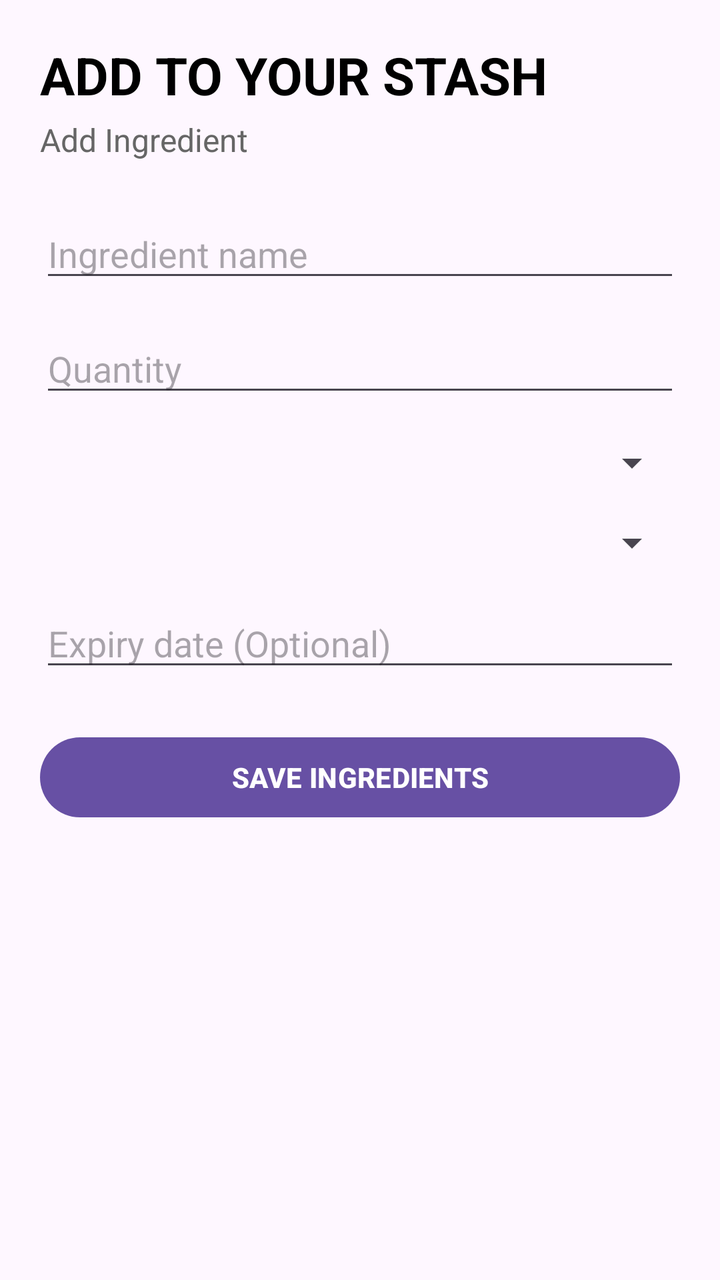
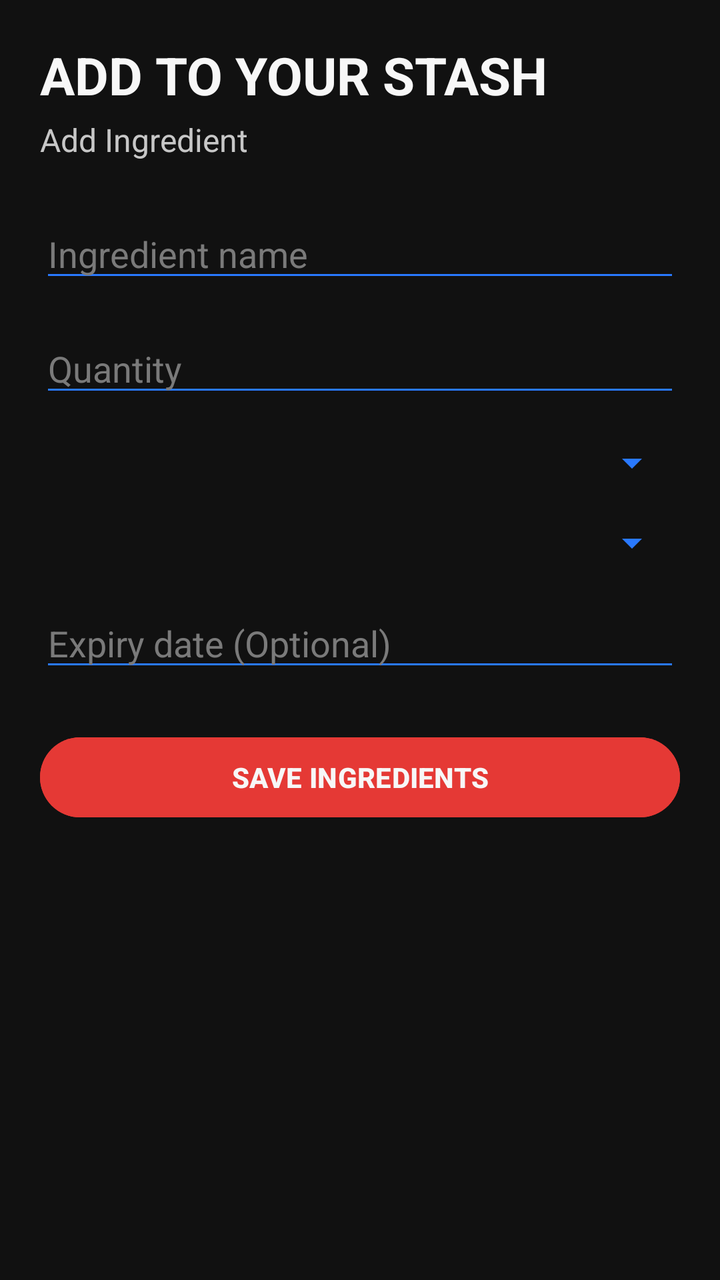

The first picture is an Android layout as it rendered before a commit; the second is the same layout after the commit. The layout source and the unified diff follow.
<!-- AndroidManifest.xml: application theme Theme.GotEmRecipes -->
<!-- res/layout/activity_add_edit_ingredient.xml -->
<?xml version="1.0" encoding="utf-8"?>
<androidx.constraintlayout.widget.ConstraintLayout
    xmlns:android="http://schemas.android.com/apk/res/android"
    xmlns:app="http://schemas.android.com/apk/res-auto"
    xmlns:tools="http://schemas.android.com/tools"
    android:layout_width="match_parent"
    android:layout_height="match_parent"
    android:padding="20dp"
    tools:context=".AddEditIngredientActivity">

    <TextView
        android:id="@+id/textAddIngredientTitle"
        android:layout_width="0dp"
        android:layout_height="wrap_content"
        android:text="ADD TO YOUR STASH"
        android:textSize="26sp"
        android:textStyle="bold"
        android:textColor="@android:color/black"
        app:layout_constraintTop_toTopOf="parent"
        app:layout_constraintStart_toStartOf="parent"
        app:layout_constraintEnd_toEndOf="parent" />

    <TextView
        android:id="@+id/textAddIngredientSubTitle"
        android:layout_width="0dp"
        android:layout_height="wrap_content"
        android:text="Add Ingredient"
        android:textSize="16sp"
        android:textColor="#666666"
        android:layout_marginTop="4dp"
        app:layout_constraintTop_toBottomOf="@+id/textAddIngredientTitle"
        app:layout_constraintStart_toStartOf="parent"
        app:layout_constraintEnd_toEndOf="parent" />

    <EditText
        android:id="@+id/editIngredientName"
        android:layout_width="0dp"
        android:layout_height="wrap_content"
        android:hint="Ingredient name"
        android:inputType="textCapWords"
        android:layout_marginTop="24dp"
        app:layout_constraintTop_toBottomOf="@+id/textAddIngredientSubTitle"
        app:layout_constraintStart_toStartOf="parent"
        app:layout_constraintEnd_toEndOf="parent" />

    <EditText
        android:id="@+id/editIngredientQuantity"
        android:layout_width="0dp"
        android:layout_height="wrap_content"
        android:hint="Quantity"
        android:inputType="numberDecimal"
        android:layout_marginTop="16dp"
        app:layout_constraintTop_toBottomOf="@+id/editIngredientName"
        app:layout_constraintStart_toStartOf="parent"
        app:layout_constraintEnd_toEndOf="parent" />

    <Spinner
        android:id="@+id/spinnerMeasurementUnit"
        android:layout_width="0dp"
        android:layout_height="wrap_content"
        android:layout_marginTop="16dp"
        app:layout_constraintTop_toBottomOf="@+id/editIngredientQuantity"
        app:layout_constraintStart_toStartOf="parent"
        app:layout_constraintEnd_toEndOf="parent" />

    <Spinner
        android:id="@+id/spinnerIngredientCategory"
        android:layout_width="0dp"
        android:layout_height="wrap_content"
        android:layout_marginTop="16dp"
        app:layout_constraintTop_toBottomOf="@+id/spinnerMeasurementUnit"
        app:layout_constraintStart_toStartOf="parent"
        app:layout_constraintEnd_toEndOf="parent" />

    <EditText
        android:id="@+id/editExpiryDate"
        android:layout_width="0dp"
        android:layout_height="wrap_content"
        android:hint="Expiry date (Optional)"
        android:focusable="false"
        android:clickable="true"
        android:focusableInTouchMode="false"
        android:layout_marginTop="16dp"
        app:layout_constraintTop_toBottomOf="@+id/spinnerIngredientCategory"
        app:layout_constraintStart_toStartOf="parent"
        app:layout_constraintEnd_toEndOf="parent" />

    <Button
        android:id="@+id/buttonSaveIngredient"
        android:layout_width="0dp"
        android:layout_height="wrap_content"
        android:text="SAVE INGREDIENTS"
        android:textStyle="bold"
        android:layout_marginTop="24dp"
        app:layout_constraintTop_toBottomOf="@+id/editExpiryDate"
        app:layout_constraintStart_toStartOf="parent"
        app:layout_constraintEnd_toEndOf="parent" />
    <Button
        android:id="@+id/buttonDeleteIngredient"
        android:layout_width="0dp"
        android:layout_height="wrap_content"
        android:text="DELETE INGREDIENT"
        android:textStyle="bold"
        android:visibility="gone"
        android:layout_marginTop="12dp"
        app:layout_constraintTop_toBottomOf="@+id/buttonSaveIngredient"
        app:layout_constraintStart_toStartOf="parent"
        app:layout_constraintEnd_toEndOf="parent" />

</androidx.constraintlayout.widget.ConstraintLayout>
<!-- resources referenced by this layout -->
<resources>
  <style name="Theme.GotEmRecipes" parent="Base.Theme.GotEmRecipes" />
  <style name="Base.Theme.GotEmRecipes" parent="Theme.Material3.DayNight.NoActionBar">
          
          
      </style>
</resources>

<!-- the commit's change to res/layout/activity_add_edit_ingredient.xml (unified diff, before → after) -->
@@ -6,7 +6,8 @@
     android:layout_width="match_parent"
     android:layout_height="match_parent"
     android:padding="20dp"
-    tools:context=".AddEditIngredientActivity">
+    tools:context=".AddEditIngredientActivity"
+    android:background="@color/gotem_black">
 
     <TextView
         android:id="@+id/textAddIngredientTitle"
@@ -15,7 +16,7 @@
         android:text="ADD TO YOUR STASH"
         android:textSize="26sp"
         android:textStyle="bold"
-        android:textColor="@android:color/black"
+        android:textColor="@color/gotem_white"
         app:layout_constraintTop_toTopOf="parent"
         app:layout_constraintStart_toStartOf="parent"
         app:layout_constraintEnd_toEndOf="parent" />
@@ -26,9 +27,9 @@
         android:layout_height="wrap_content"
         android:text="Add Ingredient"
         android:textSize="16sp"
-        android:textColor="#666666"
+        android:textColor="@color/gotem_light_grey"
         android:layout_marginTop="4dp"
-        app:layout_constraintTop_toBottomOf="@+id/textAddIngredientTitle"
+        app:layout_constraintTop_toBottomOf="@id/textAddIngredientTitle"
         app:layout_constraintStart_toStartOf="parent"
         app:layout_constraintEnd_toEndOf="parent" />
 
@@ -39,7 +40,10 @@
         android:hint="Ingredient name"
         android:inputType="textCapWords"
         android:layout_marginTop="24dp"
-        app:layout_constraintTop_toBottomOf="@+id/textAddIngredientSubTitle"
+        android:textColor="@color/gotem_white"
+        android:textColorHint="@color/gotem_mid_grey"
+        android:backgroundTint="@color/gotem_blue"
+        app:layout_constraintTop_toBottomOf="@id/textAddIngredientSubTitle"
         app:layout_constraintStart_toStartOf="parent"
         app:layout_constraintEnd_toEndOf="parent" />
 
@@ -50,7 +54,10 @@
         android:hint="Quantity"
         android:inputType="numberDecimal"
         android:layout_marginTop="16dp"
-        app:layout_constraintTop_toBottomOf="@+id/editIngredientName"
+        android:textColor="@color/gotem_white"
+        android:textColorHint="@color/gotem_mid_grey"
+        android:backgroundTint="@color/gotem_blue"
+        app:layout_constraintTop_toBottomOf="@id/editIngredientName"
         app:layout_constraintStart_toStartOf="parent"
         app:layout_constraintEnd_toEndOf="parent" />
 
@@ -59,7 +66,8 @@
         android:layout_width="0dp"
         android:layout_height="wrap_content"
         android:layout_marginTop="16dp"
-        app:layout_constraintTop_toBottomOf="@+id/editIngredientQuantity"
+        android:backgroundTint="@color/gotem_blue"
+        app:layout_constraintTop_toBottomOf="@id/editIngredientQuantity"
         app:layout_constraintStart_toStartOf="parent"
         app:layout_constraintEnd_toEndOf="parent" />
 
@@ -68,7 +76,8 @@
         android:layout_width="0dp"
         android:layout_height="wrap_content"
         android:layout_marginTop="16dp"
-        app:layout_constraintTop_toBottomOf="@+id/spinnerMeasurementUnit"
+        android:backgroundTint="@color/gotem_blue"
+        app:layout_constraintTop_toBottomOf="@id/spinnerMeasurementUnit"
         app:layout_constraintStart_toStartOf="parent"
         app:layout_constraintEnd_toEndOf="parent" />
 
@@ -81,7 +90,10 @@
         android:clickable="true"
         android:focusableInTouchMode="false"
         android:layout_marginTop="16dp"
-        app:layout_constraintTop_toBottomOf="@+id/spinnerIngredientCategory"
+        android:textColor="@color/gotem_white"
+        android:textColorHint="@color/gotem_mid_grey"
+        android:backgroundTint="@color/gotem_blue"
+        app:layout_constraintTop_toBottomOf="@id/spinnerIngredientCategory"
         app:layout_constraintStart_toStartOf="parent"
         app:layout_constraintEnd_toEndOf="parent" />
 
@@ -92,9 +104,12 @@
         android:text="SAVE INGREDIENTS"
         android:textStyle="bold"
         android:layout_marginTop="24dp"
-        app:layout_constraintTop_toBottomOf="@+id/editExpiryDate"
+        android:backgroundTint="@color/gotem_red"
+        android:textColor="@color/gotem_white"
+        app:layout_constraintTop_toBottomOf="@id/editExpiryDate"
         app:layout_constraintStart_toStartOf="parent"
         app:layout_constraintEnd_toEndOf="parent" />
+
     <Button
         android:id="@+id/buttonDeleteIngredient"
         android:layout_width="0dp"
@@ -103,7 +118,9 @@
         android:textStyle="bold"
         android:visibility="gone"
         android:layout_marginTop="12dp"
-        app:layout_constraintTop_toBottomOf="@+id/buttonSaveIngredient"
+        android:backgroundTint="@color/gotem_red_dark"
+        android:textColor="@color/gotem_white"
+        app:layout_constraintTop_toBottomOf="@id/buttonSaveIngredient"
         app:layout_constraintStart_toStartOf="parent"
         app:layout_constraintEnd_toEndOf="parent" />
 
<!-- resource entries referenced after the edit -->
@@ -1,5 +1,12 @@
 <!-- resources referenced by this layout -->
 <resources>
+  <color name="gotem_black">#111111</color>
+  <color name="gotem_blue">#2979FF</color>
+  <color name="gotem_light_grey">#C7C7C7</color>
+  <color name="gotem_mid_grey">#7A7A7A</color>
+  <color name="gotem_red">#E53935</color>
+  <color name="gotem_red_dark">#B71C1C</color>
+  <color name="gotem_white">#F7F7F7</color>
   <style name="Theme.GotEmRecipes" parent="Base.Theme.GotEmRecipes" />
   <style name="Base.Theme.GotEmRecipes" parent="Theme.Material3.DayNight.NoActionBar">
           
